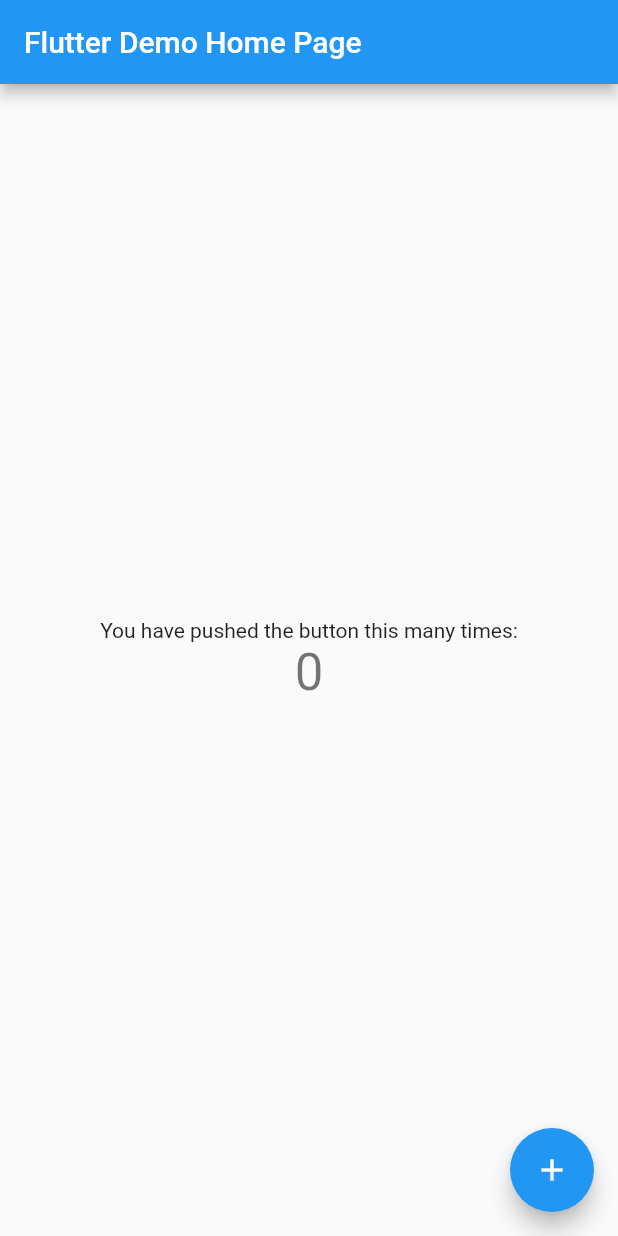
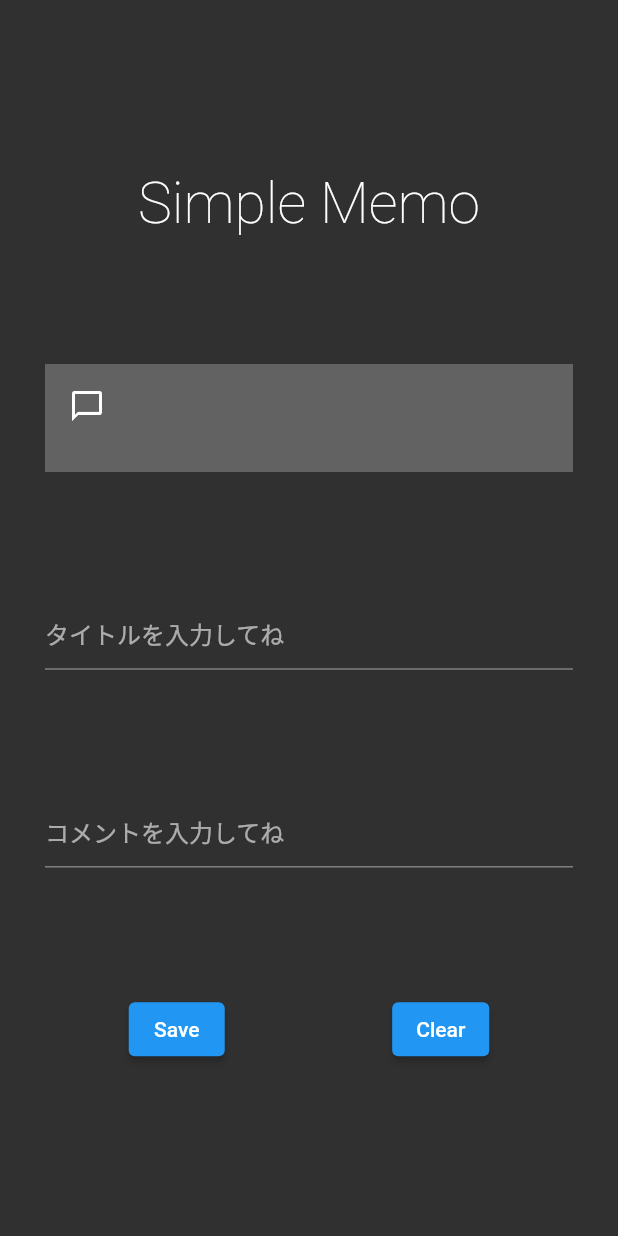
Before and after one commit to myzw1030/todo-app, a Flutter app: the screen it shows after launch, on a phone screen of 412 x 824 dp. Run offline on Flutter 3.47's test engine with Material 2 defaults, Android fonts, the phone set to English and light mode, and no system bars; our stand-ins replace shared_preferences; statements that could not run were skipped.

Commit message:
todo app

```diff
--- a/lib/main.dart
+++ b/lib/main.dart
@@ -1,115 +1,24 @@
 import 'package:flutter/material.dart';
+import 'package:flutter/services.dart';
+import 'package:todo_app/view/home_page.dart';
 
-void main() {
-  runApp(const MyApp());
+Future main() async {
+  WidgetsFlutterBinding.ensureInitialized();
+  await SystemChrome.setPreferredOrientations([
+    DeviceOrientation.portraitUp,
+    DeviceOrientation.portraitDown,
+  ]);
+  runApp(MyApp());
 }
 
 class MyApp extends StatelessWidget {
-  const MyApp({Key? key}) : super(key: key);
-
-  // This widget is the root of your application.
-  @override
-  Widget build(BuildContext context) {
-    return MaterialApp(
-      title: 'Flutter Demo',
-      theme: ThemeData(
-        // This is the theme of your application.
-        //
-        // Try running your application with "flutter run". You'll see the
-        // application has a blue toolbar. Then, without quitting the app, try
-        // changing the primarySwatch below to Colors.green and then invoke
-        // "hot reload" (press "r" in the console where you ran "flutter run",
-        // or simply save your changes to "hot reload" in a Flutter IDE).
-        // Notice that the counter didn't reset back to zero; the application
-        // is not restarted.
-        primarySwatch: Colors.blue,
-      ),
-      home: const MyHomePage(title: 'Flutter Demo Home Page'),
-    );
-  }
-}
-
-class MyHomePage extends StatefulWidget {
-  const MyHomePage({Key? key, required this.title}) : super(key: key);
-
-  // This widget is the home page of your application. It is stateful, meaning
-  // that it has a State object (defined below) that contains fields that affect
-  // how it looks.
-
-  // This class is the configuration for the state. It holds the values (in this
-  // case the title) provided by the parent (in this case the App widget) and
-  // used by the build method of the State. Fields in a Widget subclass are
-  // always marked "final".
-
-  final String title;
+  static const String title = 'simple_memo';
 
   @override
-  State<MyHomePage> createState() => _MyHomePageState();
+  Widget build(BuildContext context) => MaterialApp(
+        debugShowCheckedModeBanner: false,
+        title: title,
+        theme: ThemeData.dark(),
+        home: const HomePage(),
+      );
 }
-
-class _MyHomePageState extends State<MyHomePage> {
-  int _counter = 0;
-
-  void _incrementCounter() {
-    setState(() {
-      // This call to setState tells the Flutter framework that something has
-      // changed in this State, which causes it to rerun the build method below
-      // so that the display can reflect the updated values. If we changed
-      // _counter without calling setState(), then the build method would not be
-      // called again, and so nothing would appear to happen.
-      _counter++;
-    });
-  }
-
-  @override
-  Widget build(BuildContext context) {
-    // This method is rerun every time setState is called, for instance as done
-    // by the _incrementCounter method above.
-    //
-    // The Flutter framework has been optimized to make rerunning build methods
-    // fast, so that you can just rebuild anything that needs updating rather
-    // than having to individually change instances of widgets.
-    return Scaffold(
-      appBar: AppBar(
-        // Here we take the value from the MyHomePage object that was created by
-        // the App.build method, and use it to set our appbar title.
-        title: Text(widget.title),
-      ),
-      body: Center(
-        // Center is a layout widget. It takes a single child and positions it
-        // in the middle of the parent.
-        child: Column(
-          // Column is also a layout widget. It takes a list of children and
-          // arranges them vertically. By default, it sizes itself to fit its
-          // children horizontally, and tries to be as tall as its parent.
-          //
-          // Invoke "debug painting" (press "p" in the console, choose the
-          // "Toggle Debug Paint" action from the Flutter Inspector in Android
-          // Studio, or the "Toggle Debug Paint" command in Visual Studio Code)
-          // to see the wireframe for each widget.
-          //
-          // Column has various properties to control how it sizes itself and
-          // how it positions its children. Here we use mainAxisAlignment to
-          // center the children vertically; the main axis here is the vertical
-          // axis because Columns are vertical (the cross axis would be
-          // horizontal).
-          mainAxisAlignment: MainAxisAlignment.center,
-          children: <Widget>[
-            const Text(
-              'You have pushed the button this many times:',
-            ),
-            Text(
-              '$_counter',
-              style: Theme.of(context).textTheme.headline4,
-            ),
-          ],
-        ),
-      ),
-      floatingActionButton: FloatingActionButton(
-        onPressed: _incrementCounter,
-        tooltip: 'Increment',
-        child: const Icon(Icons.add),
-      ), // This trailing comma makes auto-formatting nicer for build methods.
-    );
-  }
-}
--- /dev/null
+++ b/lib/view/home_page.dart
@@ -0,0 +1,126 @@
+import 'package:flutter/material.dart';
+import 'package:shared_preferences/shared_preferences.dart';
+
+// key を用意
+const kTitleKey = 'name';
+const kCommentKey = 'comment';
+const kIconKey = 'icon';
+
+class HomePage extends StatefulWidget {
+  const HomePage({Key? key}) : super(key: key);
+
+  @override
+  State<HomePage> createState() => _HomePageState();
+}
+
+class _HomePageState extends State<HomePage> {
+  final titleController = TextEditingController();
+  final commentController = TextEditingController();
+
+  String title = '';
+  String comment = '';
+  bool icon = false;
+
+  @override
+  void initState() {
+    super.initState();
+    init();
+  }
+
+  // アプリ起動時に保存したデータを読み込む
+  void init() async {
+    final prefs = await SharedPreferences.getInstance();
+    setState(() {
+      title = prefs.getString(kTitleKey)!;
+      comment = prefs.getString(kCommentKey)!;
+      icon = prefs.getBool(kIconKey)!;
+    });
+  }
+
+  @override
+  Widget build(BuildContext context) {
+    return GestureDetector(
+      onTap: () => FocusScope.of(context).unfocus(),
+      child: Scaffold(
+        body: Padding(
+          padding: const EdgeInsets.all(30.0),
+          child: Column(
+            mainAxisAlignment: MainAxisAlignment.spaceEvenly,
+            children: <Widget>[
+              const Text(
+                'Simple Memo',
+                style: TextStyle(
+                  fontSize: 38.0,
+                  fontWeight: FontWeight.w100,
+                ),
+              ),
+              ListTile(
+                // 保存された場合のデータを表示する
+                leading: icon == false
+                    ? const Icon(Icons.chat_bubble_outline)
+                    : const Icon(Icons.chat),
+                tileColor: Colors.white24,
+                title: Text(title),
+                subtitle: Text(comment),
+              ),
+              TextField(
+                controller: titleController,
+                decoration: const InputDecoration(
+                  hintText: 'タイトルを入力してね',
+                ),
+              ),
+              TextField(
+                controller: commentController,
+                decoration: const InputDecoration(hintText: 'コメントを入力してね'),
+              ),
+              Row(
+                mainAxisAlignment: MainAxisAlignment.spaceAround,
+                children: <Widget>[
+                  ElevatedButton(
+                    onPressed: () async {
+                      final prefs = await SharedPreferences.getInstance();
+                      // データを保存する
+                      prefs.setString(kTitleKey, titleController.text);
+                      prefs.setString(kCommentKey, commentController.text);
+                      prefs.setBool(kIconKey, true);
+                      setState(() {
+                        // データを読み込む
+                        title = prefs.getString(kTitleKey)!;
+                        comment = prefs.getString(kCommentKey)!;
+                        prefs.setBool(kIconKey, true);
+                        if (title != '' && comment != '') {
+                          icon = true;
+                        }
+                      });
+                    },
+                    child: const Text(
+                      'Save',
+                    ),
+                  ),
+                  ElevatedButton(
+                    onPressed: () async {
+                      final prefs = await SharedPreferences.getInstance();
+                      setState(() {
+                        // データを削除する
+                        icon = false;
+                        title = '';
+                        titleController.text = '';
+                        comment = '';
+                        commentController.text = '';
+                        prefs.remove(kTitleKey);
+                        prefs.remove(kCommentKey);
+                      });
+                    },
+                    child: const Text(
+                      'Clear',
+                    ),
+                  ),
+                ],
+              ),
+            ],
+          ),
+        ),
+      ),
+    );
+  }
+}
```
Also changed, not shown: pubspec.yaml (+2 -56 lines), pubspec.lock, 11 other files.
